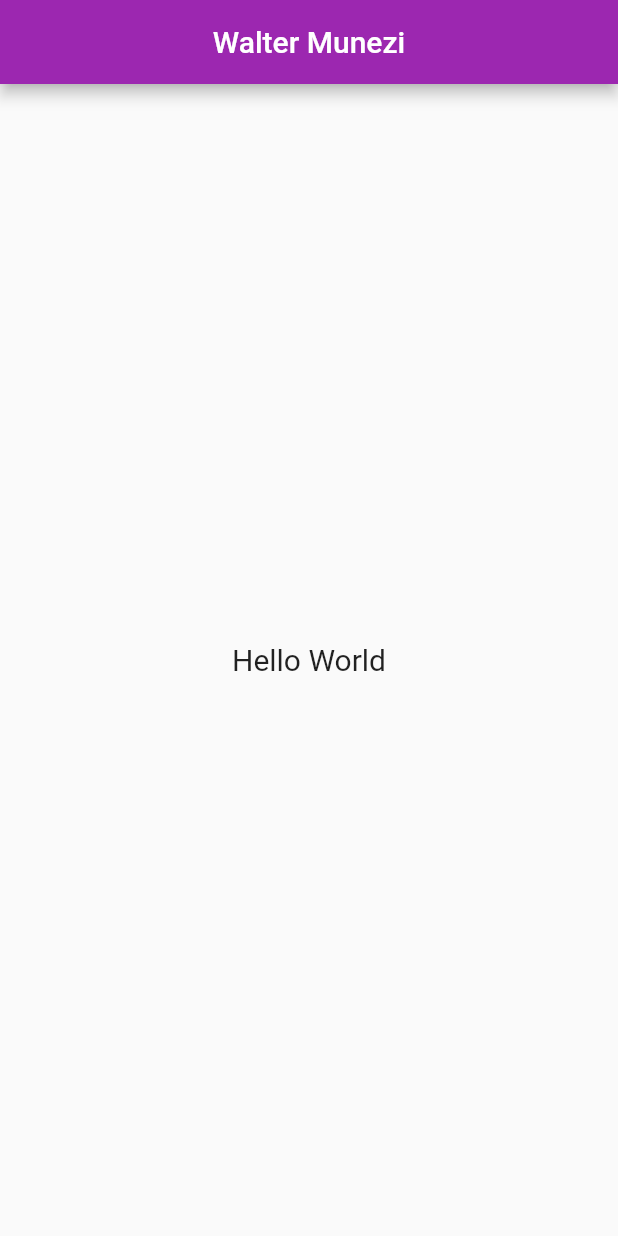
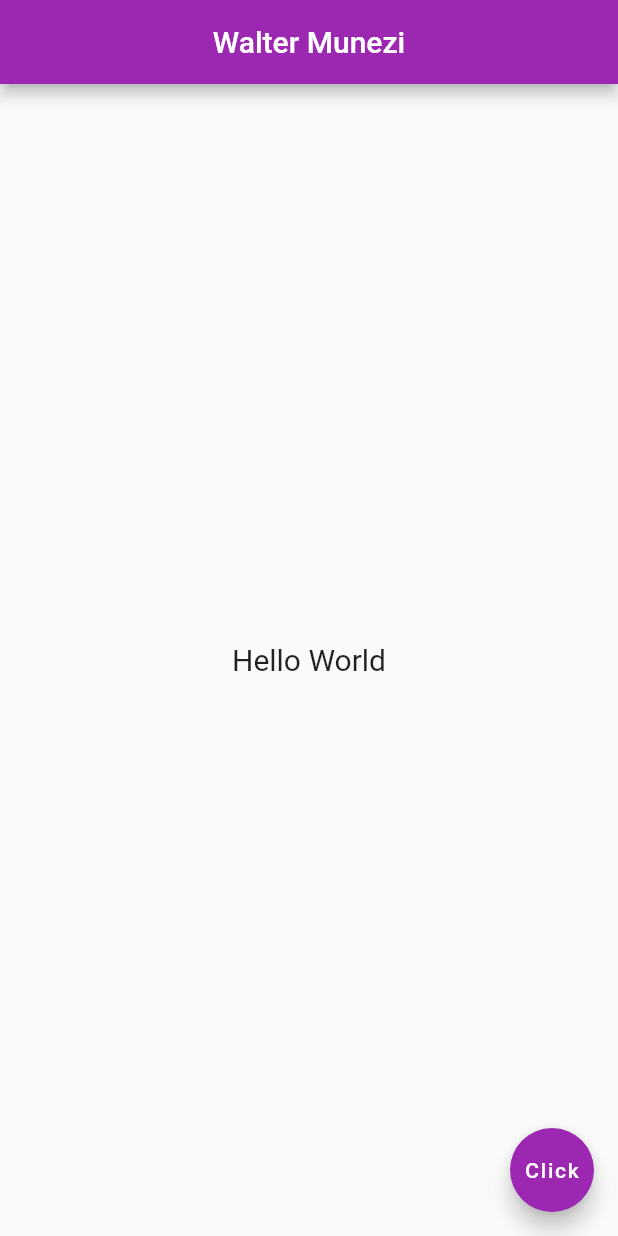
Before and after one commit to WalterMunezi/flutter-Assignment-1, a Flutter app: the screen it shows after launch, on a phone screen of 412 x 824 dp. Run offline on Flutter 3.47's test engine with Material 2 defaults, Android fonts, the phone set to English and light mode, and no system bars.

Commit message:
added a floating button

```diff
--- a/lib/main.dart
+++ b/lib/main.dart
@@ -19,6 +19,11 @@ class Home extends StatelessWidget {
           ),
         ),
       ),
+      floatingActionButton: FloatingActionButton(
+        onPressed: () {},
+        child: Text("Click"),
+        backgroundColor: Colors.purple,
+      ),
     );
   }
 }
```
